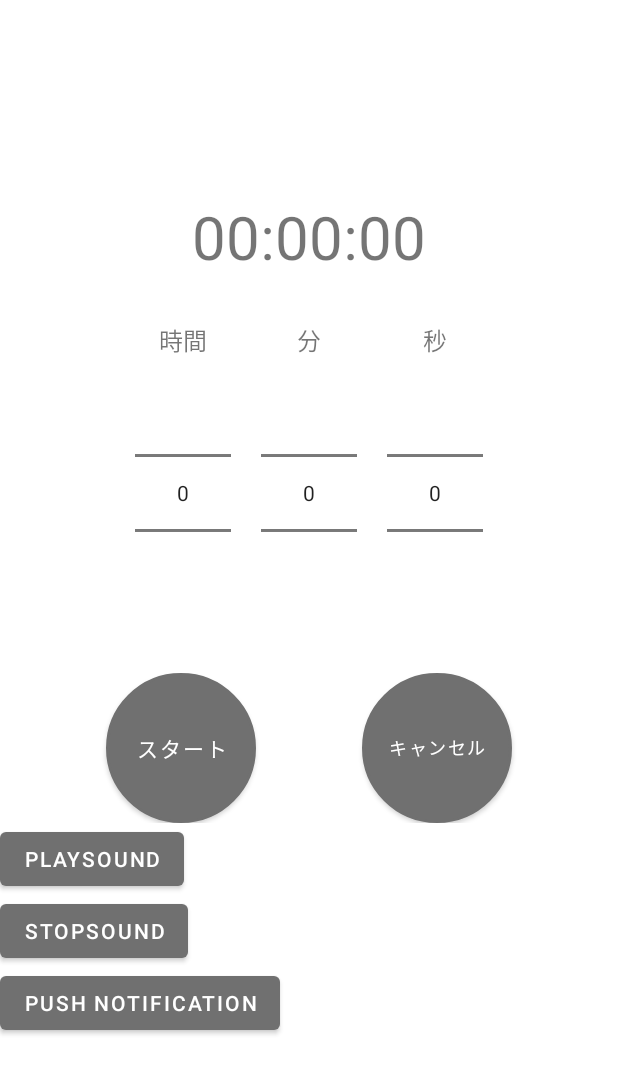
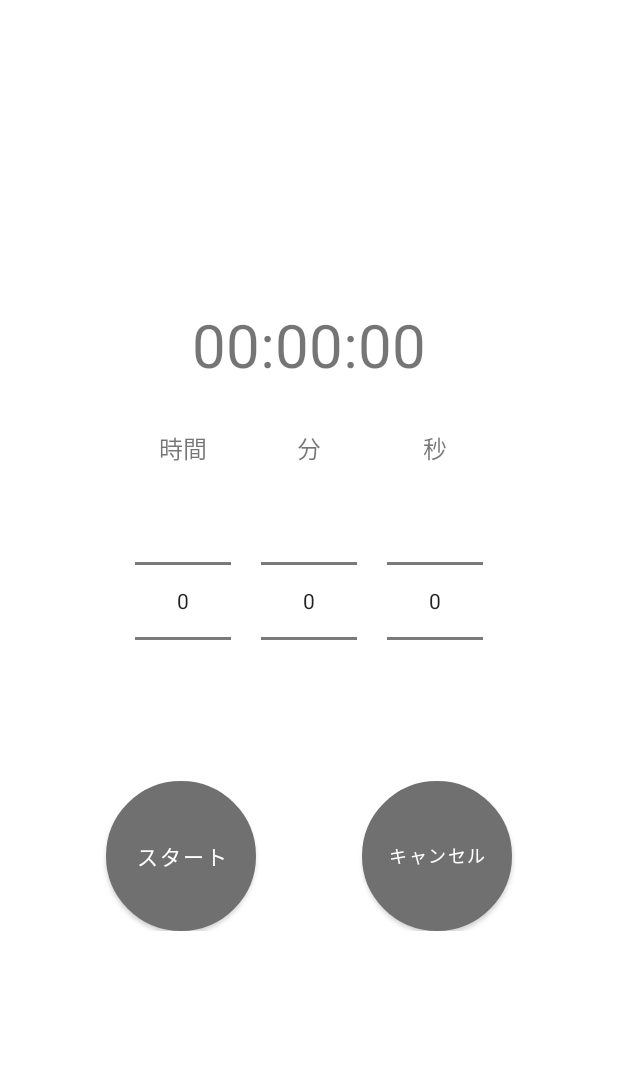
Before and after one commit to SEKI-YUTA/Android_MyTimeApp, an Android app: the layout fragment_timer.xml on its own in the app's theme, with its tools: preview values and no code run, on a phone screen of 412 x 824 dp. Shown: the top 1074 px of the screen. Run offline under Robolectric (Android 15) with nearby library versions, the light colour scheme and no system bars.

Commit message:
feature: add timer feature

```diff
--- a/app/src/main/res/layout/fragment_timer.xml
+++ b/app/src/main/res/layout/fragment_timer.xml
@@ -111,24 +111,12 @@
                 app:layout_constraintStart_toEndOf="@+id/btn_startAndStop"
                 app:layout_constraintTop_toTopOf="parent" />
         </androidx.constraintlayout.widget.ConstraintLayout>
-        <Button
-            android:layout_width="wrap_content"
-            android:layout_height="wrap_content"
-            android:text="playSound"
-            android:id="@+id/btn_playSound"
-            />
-        <Button
-            android:layout_width="wrap_content"
-            android:layout_height="wrap_content"
-            android:text="stopSound"
-            android:id="@+id/btn_stopSound"
-            />
-        <Button
-            android:layout_width="wrap_content"
-            android:layout_height="wrap_content"
-            android:text="push Notification"
-            android:id="@+id/btn_pushNotification"
-            />
+<!--        <Button-->
+<!--            android:layout_width="wrap_content"-->
+<!--            android:layout_height="wrap_content"-->
+<!--            android:text="push Notification"-->
+<!--            android:id="@+id/btn_pushNotification"-->
+<!--            />-->
     </LinearLayout>
 
 
```
Also changed, not shown: app/src/main/java/com/example/timerapp/TimerFragment.java (+89 -33 lines), app/src/main/java/com/example/timerapp/Utils/MyMediaManager.java (+7 -0 lines).
